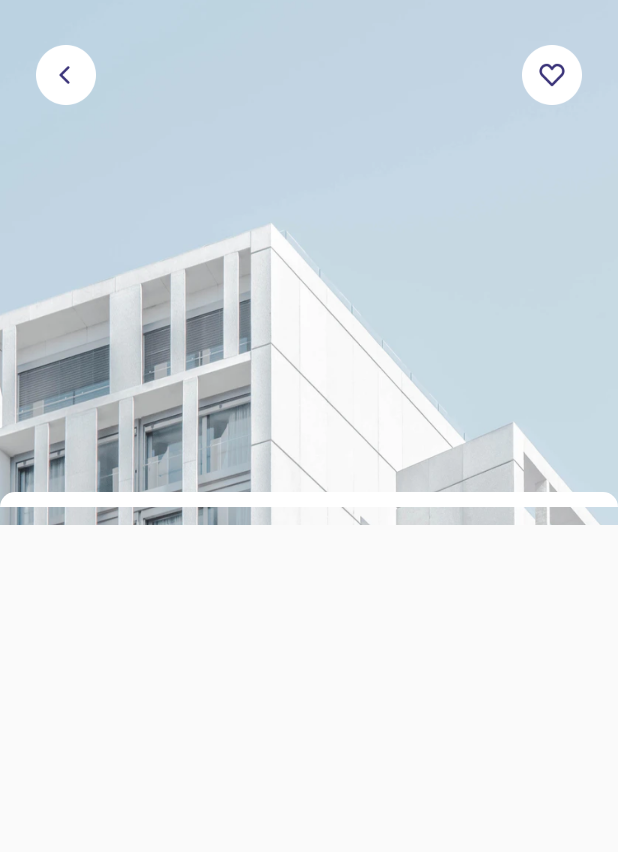
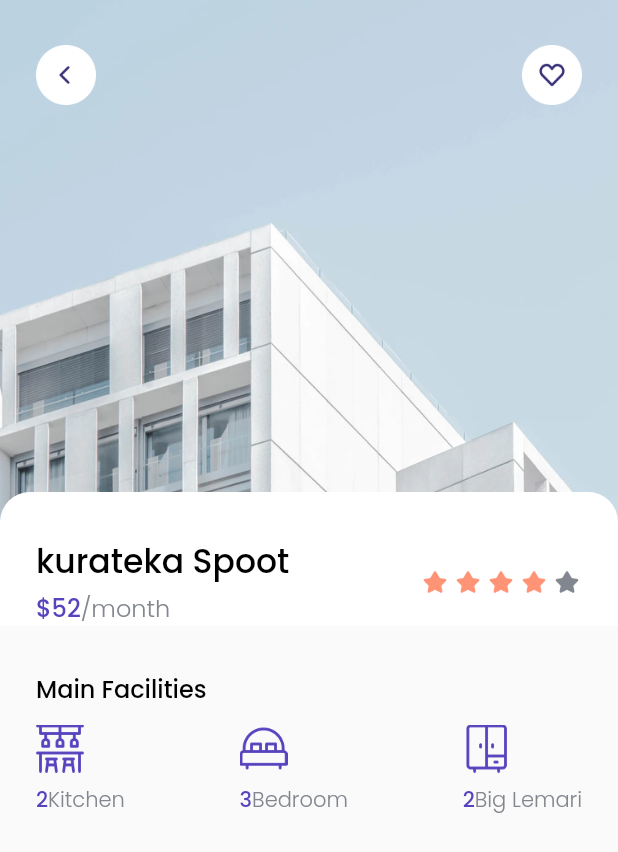
Before and after one commit to zencodeID/shamo, a Flutter app: the DetailPage screen opened directly, on a phone screen of 412 x 824 dp. Shown: the top 852 px of the screen. Run offline on Flutter 3.47's test engine with Material 2 defaults, Android fonts, the phone set to English and light mode, and no system bars; our stand-ins replace google_fonts.

Commit message:
sudah fix

```diff
--- a/lib/pages/detail_page.dart
+++ b/lib/pages/detail_page.dart
@@ -1,5 +1,6 @@
 import 'package:flutter/material.dart';
 import 'package:shamo/theme.dart';
+import 'package:shamo/widgets/facility_item.dart';
 
 class DetailPage extends StatelessWidget {
   const DetailPage({super.key});
@@ -55,23 +56,134 @@ class DetailPage extends StatelessWidget {
                     color: whiteColor,
                   ),
                   child: Column(
+                    crossAxisAlignment: CrossAxisAlignment.start,
                     children: [
                       SizedBox(
-                        height: 10,
+                        height: 30,
                       ),
                       Padding(
                         padding: EdgeInsets.symmetric(
                           horizontal: edge,
                         ),
-                        child: Column(
-                          children: [],
+                        child: Row(
+                          mainAxisAlignment: MainAxisAlignment.spaceBetween,
+                          children: [
+                            Column(
+                              crossAxisAlignment: CrossAxisAlignment.start,
+                              children: [
+                                Text(
+                                  'kurateka Spoot',
+                                  style: blackTextStyle.copyWith(
+                                    fontSize: 22,
+                                  ),
+                                ),
+                                SizedBox(
+                                  height: 2,
+                                ),
+                                Text.rich(
+                                  TextSpan(
+                                    text: '\$52',
+                                    style: purpleTextstyle.copyWith(
+                                      fontSize: 16,
+                                    ),
+                                    children: [
+                                      TextSpan(
+                                        text: '/month',
+                                        style: greyTextStyle.copyWith(
+                                          fontSize: 16,
+                                        ),
+                                      ),
+                                    ],
+                                  ),
+                                ),
+                              ],
+                            ),
+                            Row(
+                              children: [
+                                Image.asset(
+                                  'assets/icon_star.png',
+                                  width: 20,
+                                ),
+                                SizedBox(
+                                  width: 2,
+                                ),
+                                Image.asset(
+                                  'assets/icon_star.png',
+                                  width: 20,
+                                ),
+                                SizedBox(
+                                  width: 2,
+                                ),
+                                Image.asset(
+                                  'assets/icon_star.png',
+                                  width: 20,
+                                ),
+                                SizedBox(
+                                  width: 2,
+                                ),
+                                Image.asset(
+                                  'assets/icon_star.png',
+                                  width: 20,
+                                ),
+                                SizedBox(
+                                  width: 2,
+                                ),
+                                Image.asset(
+                                  'assets/icon_star.png',
+                                  width: 20,
+                                  color: greyColor,
+                                ),
+                              ],
+                            ),
+                          ],
                         ),
                       ),
                     ],
                   ),
-                )
+                ),
+                SizedBox(
+                  height: 30,
+                ),
+                //NOTE: Main Facilities //
+                Padding(
+                  padding: EdgeInsets.only(left: edge),
+                  child: Text(
+                    'Main Facilities',
+                    style: regularTextstyle.copyWith(
+                      fontSize: 16,
+                    ),
+                  ),
+                ),
+                SizedBox(
+                  height: 12,
+                ),
+                Padding(
+                  padding: EdgeInsets.symmetric(
+                    horizontal: edge,
+                  ),
+                  child: Row(
+                    mainAxisAlignment: MainAxisAlignment.spaceBetween,
+                    children: [
+                      FacilityItem(
+                        name: 'Kitchen',
+                        total: 2,
+                        imageUrl: 'assets/icon_kitchen.png',
+                      ),
+                      FacilityItem(
+                        name: "Bedroom",
+                        total: 3,
+                        imageUrl: 'assets/icon_bedroom.png',
+                      ),
+                      FacilityItem(
+                        name: 'Big Lemari',
+                        total: 2,
+                        imageUrl: 'assets/icon_cupboard.png',
+                      ),
+                    ],
+                  ),
+                ),
               ],
-            )
+            ),
           ],
         ),
       ),
--- /dev/null
+++ b/lib/widgets/facility_item.dart
@@ -0,0 +1,42 @@
+import 'package:flutter/material.dart';
+import 'package:shamo/theme.dart';
+
+class FacilityItem extends StatelessWidget {
+  final String? name;
+  final String? imageUrl;
+  final int? total;
+
+  FacilityItem({this.name, this.imageUrl, this.total});
+
+  @override
+  Widget build(BuildContext context) {
+    return Column(
+      crossAxisAlignment: CrossAxisAlignment.start,
+      children: [
+        Image.asset(
+          imageUrl ?? 'assets/icon_kitchen.png',
+          width: 32,
+        ),
+        SizedBox(
+          height: 8,
+        ),
+        Text.rich(
+          TextSpan(
+            text: '$total',
+            style: purpleTextstyle.copyWith(
+              fontSize: 14,
+            ),
+            children: [
+              TextSpan(
+                text: '$name',
+                style: greyTextStyle.copyWith(
+                  fontSize: 14,
+                ),
+              ),
+            ],
+          ),
+        ),
+      ],
+    );
+  }
+}
```
Also changed, not shown: lib/main.dart (line endings or trailing spaces), lib/models/city.dart (line endings or trailing spaces), lib/models/space.dart (line endings or trailing spaces), lib/models/tips.dart (line endings or trailing spaces), lib/pages/home_page.dart (line endings or trailing spaces), lib/pages/splash_page.dart (line endings or trailing spaces), lib/theme.dart (line endings or trailing spaces), lib/widgets/bottom_navbar.dart (line endings or trailing spaces), lib/widgets/city_card.dart (line endings or trailing spaces), lib/widgets/space_card.dart (line endings or trailing spaces), lib/widgets/tips_card.dart (line endings or trailing spaces), 1 other file.
